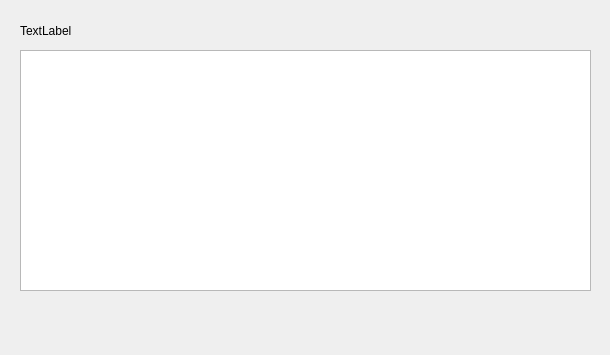
Before: the Qt Designer form publicacionform.ui in DarkMage17/CC31_20181B402_20181C600_201823838, drawn with Qt 5.
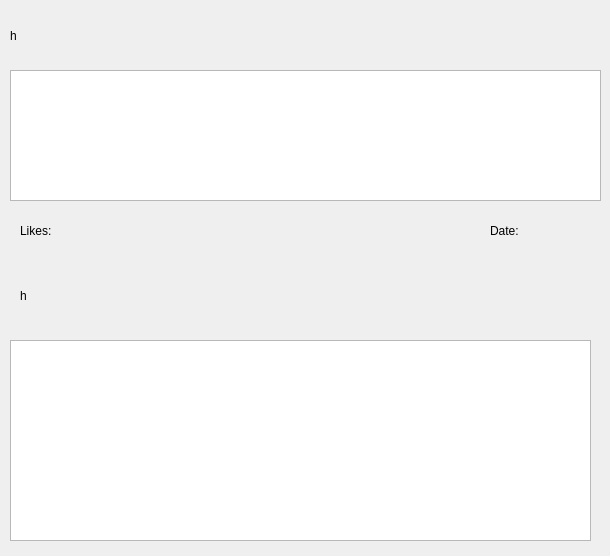
After: the same form once the commit is applied.

```diff
--- a/publicacionform.ui
+++ b/publicacionform.ui
@@ -7,7 +7,7 @@
     <x>0</x>
     <y>0</y>
     <width>610</width>
-    <height>355</height>
+    <height>556</height>
    </rect>
   </property>
   <property name="windowTitle">
@@ -16,25 +16,74 @@
   <widget class="QLabel" name="label">
    <property name="geometry">
     <rect>
-     <x>20</x>
+     <x>10</x>
      <y>20</y>
-     <width>571</width>
-     <height>21</height>
+     <width>581</width>
+     <height>31</height>
     </rect>
    </property>
    <property name="text">
-    <string>TextLabel</string>
+    <string>h</string>
    </property>
   </widget>
   <widget class="QTextBrowser" name="textBrowser">
    <property name="geometry">
     <rect>
+     <x>10</x>
+     <y>70</y>
+     <width>591</width>
+     <height>131</height>
+    </rect>
+   </property>
+  </widget>
+  <widget class="QLabel" name="label_2">
+   <property name="geometry">
+    <rect>
      <x>20</x>
-     <y>50</y>
+     <y>220</y>
+     <width>81</width>
+     <height>21</height>
+    </rect>
+   </property>
+   <property name="text">
+    <string>Likes:</string>
+   </property>
+  </widget>
+  <widget class="QLabel" name="label_3">
+   <property name="geometry">
+    <rect>
+     <x>490</x>
+     <y>220</y>
+     <width>101</width>
+     <height>21</height>
+    </rect>
+   </property>
+   <property name="text">
+    <string>Date:</string>
+   </property>
+  </widget>
+  <widget class="QListWidget" name="listWidget">
+   <property name="geometry">
+    <rect>
+     <x>10</x>
+     <y>340</y>
+     <width>581</width>
+     <height>201</height>
+    </rect>
+   </property>
+  </widget>
+  <widget class="QLabel" name="label_4">
+   <property name="geometry">
+    <rect>
+     <x>20</x>
+     <y>270</y>
      <width>571</width>
-     <height>241</height>
+     <height>51</height>
     </rect>
    </property>
+   <property name="text">
+    <string>h</string>
+   </property>
   </widget>
  </widget>
  <resources/>
```
